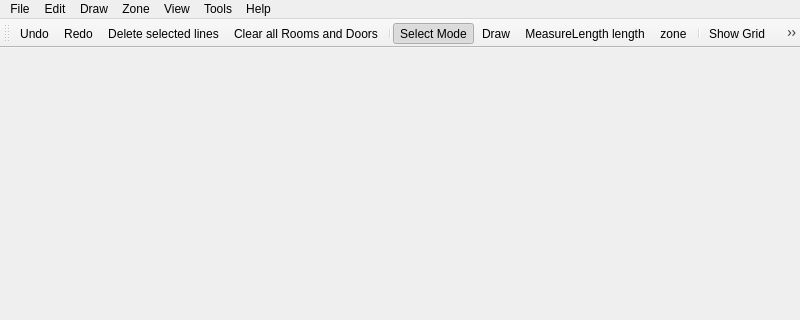
Before: the Qt Designer form forms/mainwindow.ui in JuPedSim/jpseditor, drawn with Qt 5; both pictures show x 0 to 800 and y 0 to 320 of the 800 by 600 pixel window.
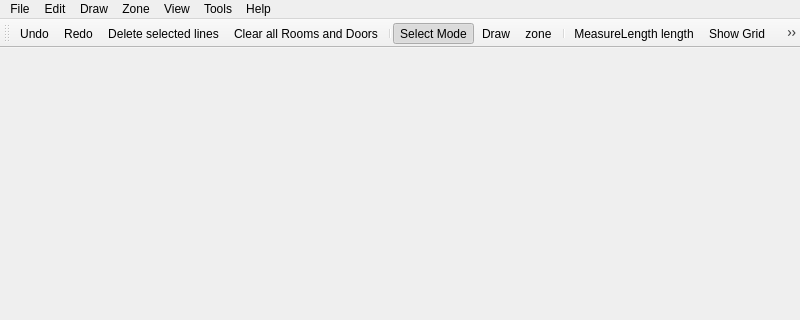
After: the same form once the commit is applied. Icons and pictures are not drawn.

```diff
--- a/forms/mainwindow.ui
+++ b/forms/mainwindow.ui
@@ -144,9 +144,9 @@
    <addaction name="separator"/>
    <addaction name="actionSelect_Mode"/>
    <addaction name="actionDraw"/>
-   <addaction name="actionMeasureLength"/>
    <addaction name="actionZone"/>
    <addaction name="separator"/>
+   <addaction name="actionMeasureLength"/>
    <addaction name="actiongridmode"/>
    <addaction name="actionObjectsnap"/>
    <addaction name="separator"/>
```
